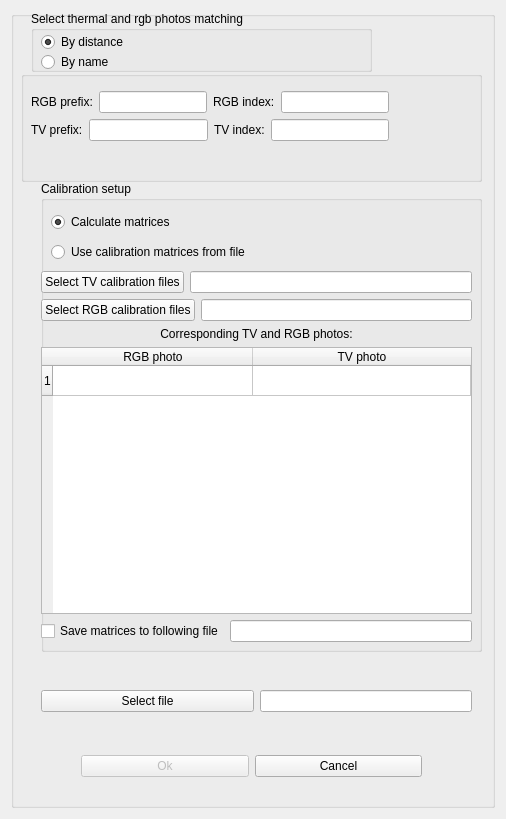
Old version of the form qt/dialog.ui in the repository Aspirisha/Thermal_vision.
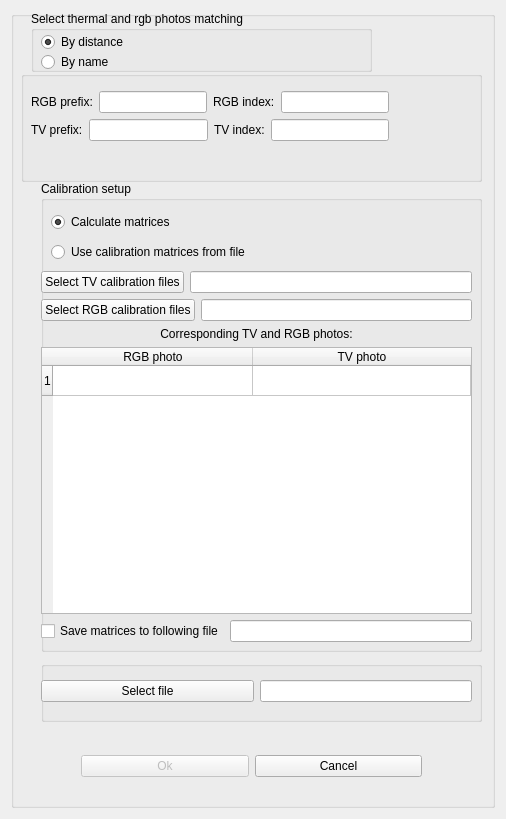
New version of the form.

Commit message: ok, we will use Enabling

What changed in the file:
```diff
--- a/qt/dialog.ui
+++ b/qt/dialog.ui
@@ -10,6 +10,12 @@
     <height>819</height>
    </rect>
   </property>
+  <property name="sizePolicy">
+   <sizepolicy hsizetype="Preferred" vsizetype="Fixed">
+    <horstretch>0</horstretch>
+    <verstretch>0</verstretch>
+   </sizepolicy>
+  </property>
   <property name="windowTitle">
    <string>Thermal texturing</string>
   </property>
@@ -54,7 +60,7 @@
          </item>
         </layout>
        </widget>
-       <widget class="QGroupBox" name="groupBox">
+     <widget class="QGroupBox" name="groupBox_5">
         <property name="geometry">
          <rect>
           <x>30</x>
@@ -317,15 +323,24 @@
           </item>
          </layout>
         </widget>
-        <zorder>gridLayoutWidget</zorder>
-        <zorder>groupBox</zorder>
-        <zorder>gridLayoutWidget</zorder>
-       </widget>
+     </widget>
+     <widget class="QGroupBox" name="groupBox_3">
+      <property name="geometry">
+       <rect>
+        <x>30</x>
+        <y>650</y>
+        <width>441</width>
+        <height>61</height>
+       </rect>
+      </property>
+      <property name="title">
+       <string/>
+      </property>
        <widget class="QWidget" name="horizontalLayoutWidget">
         <property name="geometry">
          <rect>
-          <x>30</x>
-          <y>670</y>
+         <x>0</x>
+         <y>10</y>
           <width>431</width>
           <height>41</height>
          </rect>
@@ -349,6 +364,7 @@
          </item>
         </layout>
        </widget>
+     </widget>
        <zorder>groupBox_4</zorder>
        <zorder>horizontalLayoutWidget_2</zorder>
        <zorder>groupBox</zorder>
```
Left out of the diff: 17 changed lines with no effect on the pictures. Lines whose indentation alone changed are shown as unchanged. The commit also changes 1 other file.
